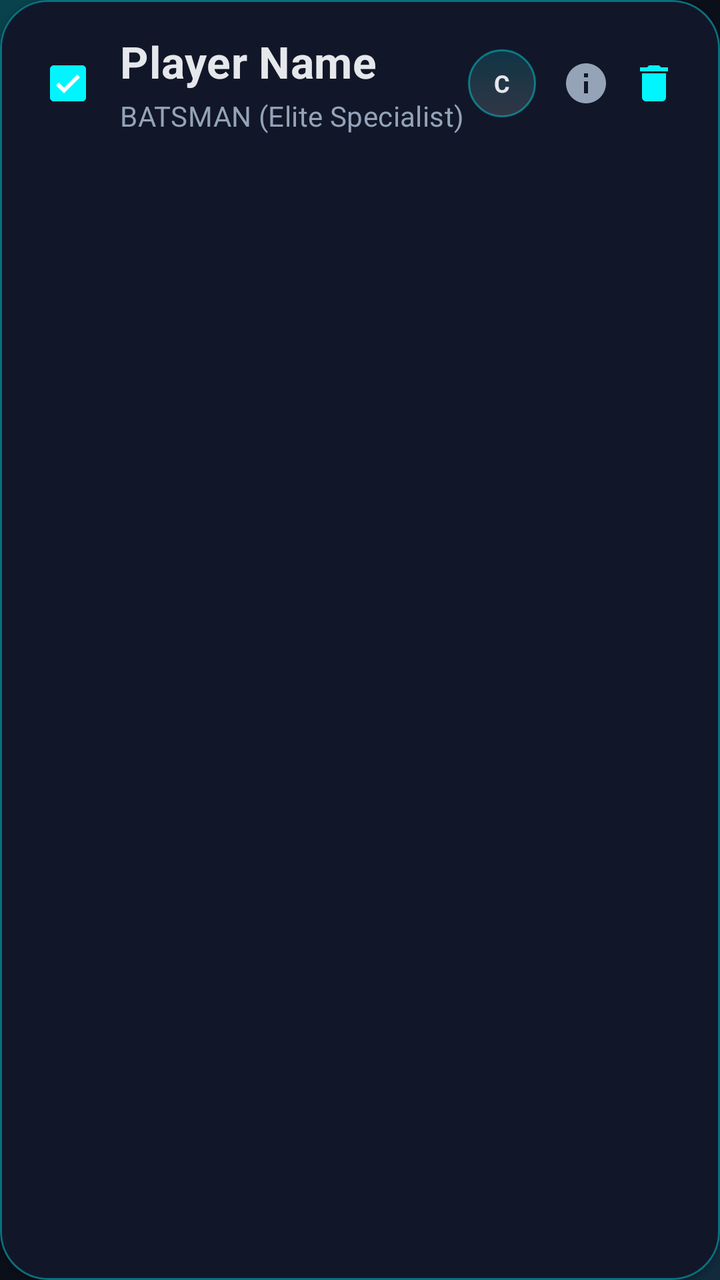
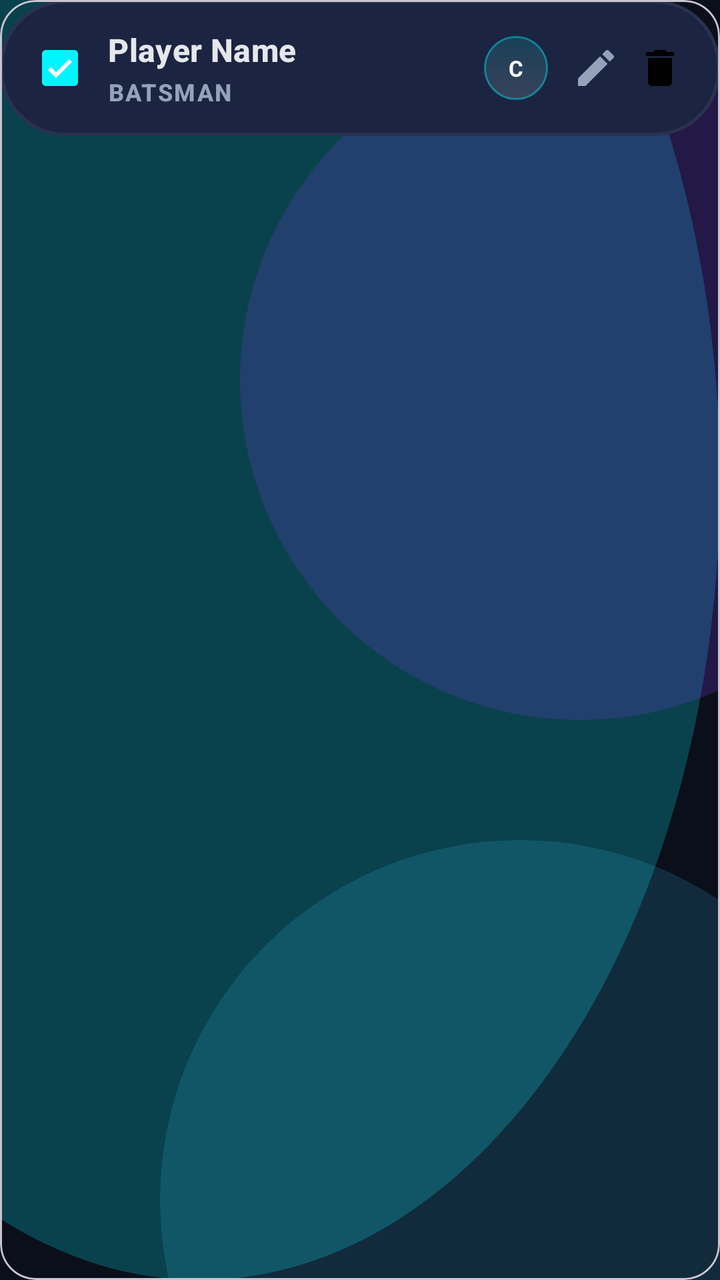

Two renders of the same Android screen: before a commit and after it. Below are the layout's source before the change and the commit's diff.
<!-- AndroidManifest.xml: application theme Theme.TeamBalancer -->
<!-- res/layout/item_player.xml -->
<?xml version="1.0" encoding="utf-8"?>
<com.google.android.material.card.MaterialCardView xmlns:android="http://schemas.android.com/apk/res/android"
    xmlns:app="http://schemas.android.com/apk/res-auto"
    android:layout_width="match_parent"
    android:layout_height="wrap_content"
    android:layout_marginVertical="@dimen/list_item_vertical_gap"
    app:cardBackgroundColor="@color/surface"
    app:cardCornerRadius="@dimen/card_corner"
    app:cardElevation="2dp"
    app:rippleColor="@color/ripple_surface"
    app:strokeColor="@color/stroke_glow"
    app:strokeWidth="1dp">

    <LinearLayout
        android:layout_width="match_parent"
        android:layout_height="wrap_content"
        android:gravity="center_vertical"
        android:orientation="horizontal"
        android:padding="16dp">

        <com.google.android.material.checkbox.MaterialCheckBox
            android:id="@+id/checkAvailable"
            android:layout_width="36dp"
            android:layout_height="36dp"
            android:layout_marginEnd="8dp"
            android:checked="true"
            app:buttonTint="@color/accent" />

        <LinearLayout
            android:layout_width="0dp"
            android:layout_height="wrap_content"
            android:layout_weight="1"
            android:orientation="vertical">

            <TextView
                android:id="@+id/txtPlayerName"
                android:layout_width="match_parent"
                android:layout_height="wrap_content"
                android:ellipsize="end"
                android:singleLine="true"
                android:text="Player Name"
                android:textAppearance="@style/TextAppearance.TeamBalancer.TitleLarge"
                android:textColor="@color/on_surface" />

            <TextView
                android:id="@+id/txtPlayerStyle"
                android:layout_width="wrap_content"
                android:layout_height="wrap_content"
                android:layout_marginTop="3dp"
                android:text="BATSMAN (Elite Specialist)"
                android:textAppearance="@style/TextAppearance.TeamBalancer.BodyMedium"
                android:textColor="@color/on_surface_variant" />
        </LinearLayout>

        <com.google.android.material.checkbox.MaterialCheckBox
            android:id="@+id/checkIsCaptain"
            android:layout_width="34dp"
            android:layout_height="34dp"
            android:layout_marginEnd="8dp"
            android:background="@drawable/bg_stat_pill"
            android:button="@null"
            android:gravity="center"
            android:text="C"
            android:textColor="@color/on_surface"
            android:textSize="12sp"
            android:textStyle="bold"
            app:buttonTint="@color/accent" />

        <ImageButton
            android:id="@+id/btnInfoPlayer"
            android:layout_width="34dp"
            android:layout_height="34dp"
            android:background="?attr/selectableItemBackgroundBorderless"
            android:scaleType="centerInside"
            android:src="@drawable/ic_info"
            app:tint="@color/on_surface_variant" />

        <ImageButton
            android:id="@+id/btnDeletePlayer"
            android:layout_width="34dp"
            android:layout_height="34dp"
            android:background="?attr/selectableItemBackgroundBorderless"
            android:scaleType="centerInside"
            android:src="@drawable/ic_delete"
            app:tint="@color/accent" />

    </LinearLayout>
</com.google.android.material.card.MaterialCardView>
<!-- resources referenced by this layout -->
<resources>
  <color name="accent">#00F5FF</color>
  <color name="on_surface">#E5E7EB</color>
  <color name="on_surface_variant">#94A3B8</color>
  <color name="ripple_surface">#50FFFFFF</color>
  <color name="stroke_glow">#6600F5FF</color>
  <color name="surface">#12182A</color>
  <dimen name="card_corner">24dp</dimen>
  <dimen name="list_item_vertical_gap">8dp</dimen>
  <!-- drawable ic_info (drawable) -->
  <vector xmlns:android="http://schemas.android.com/apk/res/android"
      android:width="24dp"
      android:height="24dp"
      android:viewportWidth="24"
      android:viewportHeight="24">
    <path
        android:fillColor="#FF000000"
        android:pathData="M12,2C6.48,2 2,6.48 2,12s4.48,10 10,10 10,-4.48 10,-10S17.52,2 12,2zM13,17h-2v-6h2v6zM13,9h-2L11,7h2v2z"/>
  </vector>
  <style name="TextAppearance.TeamBalancer.BodyMedium" parent="TextAppearance.Material3.BodyMedium">
          <item name="android:letterSpacing">0.01</item>
      </style>
  <style name="TextAppearance.TeamBalancer.TitleLarge" parent="TextAppearance.Material3.TitleLarge">
          <item name="android:textStyle">bold</item>
          <item name="android:letterSpacing">0.01</item>
      </style>
  <style name="Theme.TeamBalancer" parent="Base.Theme.TeamBalancer" />
  <color name="primary">#0B0F1A</color>
  <color name="white">#FFFFFF</color>
  <color name="primary_variant">#151B2E</color>
  <color name="secondary">#7C3AED</color>
  <color name="on_secondary">#FFFFFF</color>
  <color name="surface_soft">#252F4D</color>
  <color name="divider">#2A3150</color>
  <color name="background">#0B0F1A</color>
  <style name="TextAppearance.TeamBalancer.HeadlineLarge" parent="TextAppearance.Material3.HeadlineLarge">
          <item name="android:textStyle">bold</item>
          <item name="android:letterSpacing">0.0</item>
      </style>
  <style name="TextAppearance.TeamBalancer.TitleMedium" parent="TextAppearance.Material3.TitleMedium">
          <item name="android:textStyle">bold</item>
          <item name="android:letterSpacing">0.01</item>
      </style>
  <style name="TextAppearance.TeamBalancer.TitleSmall" parent="TextAppearance.Material3.TitleSmall">
          <item name="android:textStyle">bold</item>
          <item name="android:letterSpacing">0.02</item>
      </style>
  <style name="TextAppearance.TeamBalancer.BodyLarge" parent="TextAppearance.Material3.BodyLarge">
          <item name="android:letterSpacing">0.01</item>
      </style>
  <style name="TextAppearance.TeamBalancer.LabelLarge" parent="TextAppearance.Material3.LabelLarge">
          <item name="android:textStyle">bold</item>
          <item name="android:letterSpacing">0.08</item>
      </style>
  <style name="TextAppearance.TeamBalancer.LabelMedium" parent="TextAppearance.Material3.LabelMedium">
          <item name="android:textStyle">bold</item>
          <item name="android:letterSpacing">0.06</item>
      </style>
  <style name="ShapeAppearance.TeamBalancer.Small" parent="ShapeAppearance.Material3.SmallComponent">
          <item name="cornerSize">10dp</item>
      </style>
  <style name="ShapeAppearance.TeamBalancer.Medium" parent="ShapeAppearance.Material3.MediumComponent">
          <item name="cornerSize">20dp</item>
      </style>
  <style name="Widget.TeamBalancer.Button.Text" parent="Widget.Material3.Button.TextButton">
          <item name="android:textColor">@color/accent</item>
          <item name="android:textStyle">bold</item>
      </style>
  <color name="surface_elevated">#1B2440</color>
  <dimen name="toolbar_min_height">64dp</dimen>
  <!-- unchanged entries left out for length: 10 -->
</resources>

<!-- the commit's change to res/layout/item_player.xml (unified diff, before → after) -->
@@ -3,25 +3,23 @@
     xmlns:app="http://schemas.android.com/apk/res-auto"
     android:layout_width="match_parent"
     android:layout_height="wrap_content"
-    android:layout_marginVertical="@dimen/list_item_vertical_gap"
-    app:cardBackgroundColor="@color/surface"
-    app:cardCornerRadius="@dimen/card_corner"
-    app:cardElevation="2dp"
-    app:rippleColor="@color/ripple_surface"
-    app:strokeColor="@color/stroke_glow"
-    app:strokeWidth="1dp">
+    android:layout_marginVertical="6dp"
+    app:cardBackgroundColor="@android:color/transparent"
+    app:cardCornerRadius="18dp"
+    app:cardElevation="0dp">
 
     <LinearLayout
         android:layout_width="match_parent"
         android:layout_height="wrap_content"
+        android:background="@drawable/bg_surface_panel"
         android:gravity="center_vertical"
         android:orientation="horizontal"
-        android:padding="16dp">
+        android:padding="14dp">
 
         <com.google.android.material.checkbox.MaterialCheckBox
             android:id="@+id/checkAvailable"
-            android:layout_width="36dp"
-            android:layout_height="36dp"
+            android:layout_width="32dp"
+            android:layout_height="32dp"
             android:layout_marginEnd="8dp"
             android:checked="true"
             app:buttonTint="@color/accent" />
@@ -39,50 +37,49 @@
                 android:ellipsize="end"
                 android:singleLine="true"
                 android:text="Player Name"
-                android:textAppearance="@style/TextAppearance.TeamBalancer.TitleLarge"
+                android:textAppearance="@style/TextAppearance.TeamBalancer.TitleMedium"
                 android:textColor="@color/on_surface" />
 
             <TextView
                 android:id="@+id/txtPlayerStyle"
                 android:layout_width="wrap_content"
                 android:layout_height="wrap_content"
-                android:layout_marginTop="3dp"
-                android:text="BATSMAN (Elite Specialist)"
-                android:textAppearance="@style/TextAppearance.TeamBalancer.BodyMedium"
+                android:layout_marginTop="2dp"
+                android:text="BATSMAN"
+                android:textAppearance="@style/TextAppearance.TeamBalancer.LabelMedium"
                 android:textColor="@color/on_surface_variant" />
         </LinearLayout>
 
         <com.google.android.material.checkbox.MaterialCheckBox
             android:id="@+id/checkIsCaptain"
-            android:layout_width="34dp"
-            android:layout_height="34dp"
+            android:layout_width="32dp"
+            android:layout_height="32dp"
             android:layout_marginEnd="8dp"
             android:background="@drawable/bg_stat_pill"
             android:button="@null"
             android:gravity="center"
             android:text="C"
-            android:textColor="@color/on_surface"
-            android:textSize="12sp"
-            android:textStyle="bold"
-            app:buttonTint="@color/accent" />
+            android:textColor="@color/white"
+            android:textSize="11sp"
+            android:textStyle="bold" />
 
         <ImageButton
             android:id="@+id/btnInfoPlayer"
-            android:layout_width="34dp"
-            android:layout_height="34dp"
+            android:layout_width="32dp"
+            android:layout_height="32dp"
             android:background="?attr/selectableItemBackgroundBorderless"
             android:scaleType="centerInside"
-            android:src="@drawable/ic_info"
+            android:src="@drawable/ic_edit"
             app:tint="@color/on_surface_variant" />
 
         <ImageButton
             android:id="@+id/btnDeletePlayer"
-            android:layout_width="34dp"
-            android:layout_height="34dp"
+            android:layout_width="32dp"
+            android:layout_height="32dp"
             android:background="?attr/selectableItemBackgroundBorderless"
             android:scaleType="centerInside"
             android:src="@drawable/ic_delete"
-            app:tint="@color/accent" />
+            app:tint="@color/accent_pink" />
 
     </LinearLayout>
 </com.google.android.material.card.MaterialCardView>
<!-- resource entries referenced after the edit -->
@@ -5,19 +5,8 @@
   <color name="on_surface_variant">#94A3B8</color>
   <color name="ripple_surface">#50FFFFFF</color>
   <color name="stroke_glow">#6600F5FF</color>
+  <dimen name="glass_corner">32dp</dimen>
   <color name="surface">#12182A</color>
-  <dimen name="card_corner">24dp</dimen>
-  <dimen name="list_item_vertical_gap">8dp</dimen>
-  <!-- drawable ic_info (drawable) -->
-  <vector xmlns:android="http://schemas.android.com/apk/res/android"
-      android:width="24dp"
-      android:height="24dp"
-      android:viewportWidth="24"
-      android:viewportHeight="24">
-    <path
-        android:fillColor="#FF000000"
-        android:pathData="M12,2C6.48,2 2,6.48 2,12s4.48,10 10,10 10,-4.48 10,-10S17.52,2 12,2zM13,17h-2v-6h2v6zM13,9h-2L11,7h2v2z"/>
-  </vector>
   <style name="TextAppearance.TeamBalancer.BodyMedium" parent="TextAppearance.Material3.BodyMedium">
           <item name="android:letterSpacing">0.01</item>
       </style>
@@ -28,6 +17,25 @@
   <style name="Theme.TeamBalancer" parent="Base.Theme.TeamBalancer" />
   <color name="primary">#0B0F1A</color>
   <color name="white">#FFFFFF</color>
+  <!-- drawable bg_surface_panel (drawable) -->
+  <?xml version="1.0" encoding="utf-8"?>
+  <shape xmlns:android="http://schemas.android.com/apk/res/android">
+      <corners android:radius="@dimen/glass_corner" />
+      <solid android:color="@color/surface_elevated" />
+      <stroke
+          android:width="1.5dp"
+          android:color="@color/divider" />
+  </shape>
+  <!-- drawable ic_edit (drawable) -->
+  <vector xmlns:android="http://schemas.android.com/apk/res/android"
+      android:width="24dp"
+      android:height="24dp"
+      android:viewportWidth="24"
+      android:viewportHeight="24">
+    <path
+        android:fillColor="#FF000000"
+        android:pathData="M3,17.25V21h3.75L17.81,9.94l-3.75,-3.75L3,17.25zM20.71,7.04c0.39,-0.39 0.39,-1.02 0,-1.41l-2.34,-2.34c-0.39,-0.39 -1.02,-0.39 -1.41,0l-1.83,1.83 3.75,3.75 1.83,-1.83z"/>
+  </vector>
   <color name="primary_variant">#151B2E</color>
   <color name="secondary">#7C3AED</color>
   <color name="on_secondary">#FFFFFF</color>
